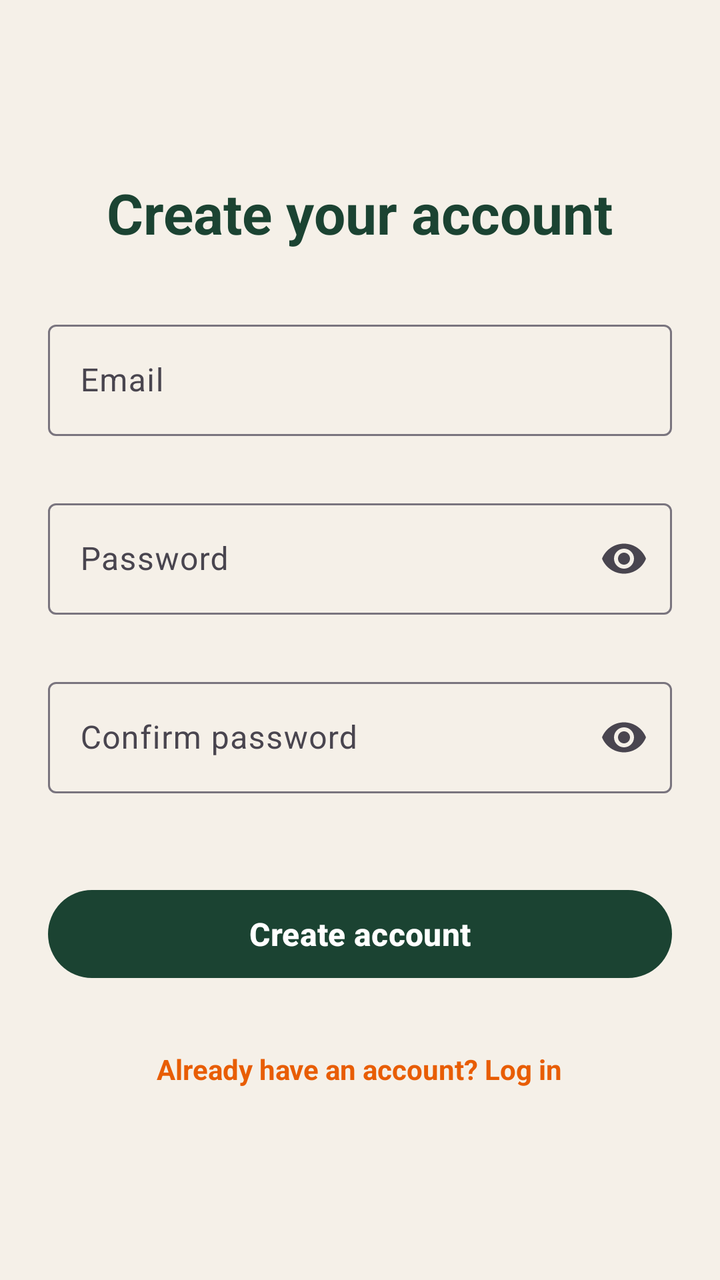
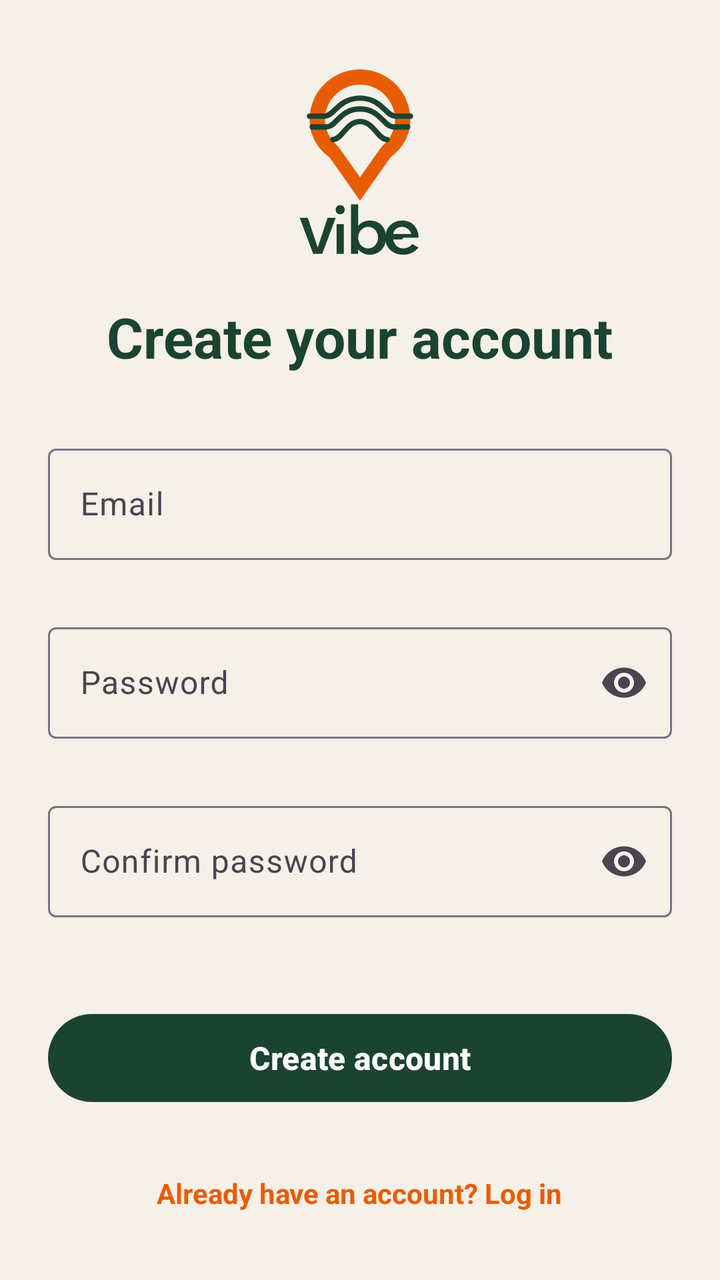

An Android layout rendered at two revisions. The XML below is the earlier revision; the diff shows what the commit changed to produce the second picture.
<!-- AndroidManifest.xml: application theme Theme.Vibe -->
<!-- res/layout/activity_register.xml -->
<?xml version="1.0" encoding="utf-8"?>
<ScrollView xmlns:android="http://schemas.android.com/apk/res/android"
    xmlns:app="http://schemas.android.com/apk/res-auto"
    android:id="@+id/rootScrollView"
    android:layout_width="match_parent"
    android:layout_height="match_parent"
    android:background="@color/vibe_cream"
    android:fillViewport="true">

    <LinearLayout
        android:layout_width="match_parent"
        android:layout_height="wrap_content"
        android:gravity="center"
        android:orientation="vertical"
        android:padding="24dp">

        <TextView
            android:id="@+id/titleTextView"
            android:layout_width="wrap_content"
            android:layout_height="wrap_content"
            android:text="@string/register_title"
            android:textColor="@color/vibe_green"
            android:textSize="28sp"
            android:textStyle="bold" />

        <com.google.android.material.textfield.TextInputLayout
            android:id="@+id/emailInputLayout"
            android:layout_width="match_parent"
            android:layout_height="wrap_content"
            android:layout_marginTop="32dp"
            android:hint="@string/email_label"
            app:errorEnabled="true">

            <com.google.android.material.textfield.TextInputEditText
                android:id="@+id/emailEditText"
                android:layout_width="match_parent"
                android:layout_height="wrap_content"
                android:autofillHints="emailAddress"
                android:imeOptions="actionNext"
                android:inputType="textEmailAddress"
                android:maxLines="1" />
        </com.google.android.material.textfield.TextInputLayout>

        <com.google.android.material.textfield.TextInputLayout
            android:id="@+id/passwordInputLayout"
            android:layout_width="match_parent"
            android:layout_height="wrap_content"
            android:layout_marginTop="8dp"
            android:hint="@string/password_label"
            app:endIconMode="password_toggle"
            app:errorEnabled="true">

            <com.google.android.material.textfield.TextInputEditText
                android:id="@+id/passwordEditText"
                android:layout_width="match_parent"
                android:layout_height="wrap_content"
                android:autofillHints="password"
                android:imeOptions="actionNext"
                android:inputType="textPassword"
                android:maxLines="1" />
        </com.google.android.material.textfield.TextInputLayout>

        <com.google.android.material.textfield.TextInputLayout
            android:id="@+id/confirmPasswordInputLayout"
            android:layout_width="match_parent"
            android:layout_height="wrap_content"
            android:layout_marginTop="8dp"
            android:hint="@string/confirm_password_label"
            app:endIconMode="password_toggle"
            app:errorEnabled="true">

            <com.google.android.material.textfield.TextInputEditText
                android:id="@+id/confirmPasswordEditText"
                android:layout_width="match_parent"
                android:layout_height="wrap_content"
                android:autofillHints="password"
                android:imeOptions="actionDone"
                android:inputType="textPassword"
                android:maxLines="1" />
        </com.google.android.material.textfield.TextInputLayout>

        <com.google.android.material.progressindicator.CircularProgressIndicator
            android:id="@+id/progressIndicator"
            android:layout_width="wrap_content"
            android:layout_height="wrap_content"
            android:layout_marginTop="16dp"
            android:indeterminate="true"
            android:visibility="gone"
            app:indicatorColor="@color/vibe_orange" />

        <com.google.android.material.button.MaterialButton
            android:id="@+id/registerButton"
            style="@style/Widget.Vibe.Button.Primary"
            android:layout_width="match_parent"
            android:layout_height="wrap_content"
            android:layout_marginTop="24dp"
            android:text="@string/register_button" />

        <TextView
            android:id="@+id/goToLoginTextView"
            android:layout_width="wrap_content"
            android:layout_height="wrap_content"
            android:layout_marginTop="24dp"
            android:padding="8dp"
            android:text="@string/go_to_login"
            android:textColor="@color/vibe_orange"
            android:textSize="14sp"
            android:textStyle="bold" />

    </LinearLayout>
</ScrollView>
<!-- resources referenced by this layout -->
<resources>
  <color name="vibe_cream">#F5F0E8</color>
  <color name="vibe_green">#1B4332</color>
  <color name="vibe_orange">#E85D04</color>
  <string name="confirm_password_label">Confirm password</string>
  <string name="email_label">Email</string>
  <string name="go_to_login">Already have an account? Log in</string>
  <string name="password_label">Password</string>
  <string name="register_button">Create account</string>
  <string name="register_title">Create your account</string>
  <style name="Widget.Vibe.Button.Primary" parent="Widget.Material3.Button">
          <item name="backgroundTint">@color/vibe_green</item>
          <item name="android:textColor">@color/white</item>
          <item name="android:textSize">16sp</item>
          <item name="android:textStyle">bold</item>
          <item name="cornerRadius">24dp</item>
          <item name="android:minHeight">52dp</item>
      </style>
  <style name="Theme.Vibe" parent="Base.Theme.Vibe" />
  <color name="white">#FFFFFF</color>
  <style name="Base.Theme.Vibe" parent="Theme.Material3.Light.NoActionBar">
          <item name="colorPrimary">@color/vibe_green</item>
          <item name="colorOnPrimary">@color/white</item>
          <item name="colorSecondary">@color/vibe_orange</item>
          <item name="android:colorBackground">@color/vibe_cream</item>
          <item name="colorSurface">@color/vibe_cream</item>
          <item name="colorError">@color/vibe_error</item>
  
          <item name="android:statusBarColor">@android:color/transparent</item>
          <item name="android:windowLightStatusBar">true</item>
  
          <item name="textInputStyle">@style/Widget.Material3.TextInputLayout.OutlinedBox</item>
      </style>
  <color name="vibe_error">#B3261E</color>
</resources>

<!-- the commit's change to res/layout/activity_register.xml (unified diff, before → after) -->
@@ -13,6 +13,14 @@
         android:gravity="center"
         android:orientation="vertical"
         android:padding="24dp">
+
+        <ImageView
+            android:id="@+id/logoImageView"
+            android:layout_width="90dp"
+            android:layout_height="108dp"
+            android:layout_marginBottom="16dp"
+            android:contentDescription="@string/app_name"
+            android:src="@drawable/ic_vibe_logo" />
 
         <TextView
             android:id="@+id/titleTextView"
<!-- resource entries referenced after the edit -->
@@ -3,6 +3,8 @@
   <color name="vibe_cream">#F5F0E8</color>
   <color name="vibe_green">#1B4332</color>
   <color name="vibe_orange">#E85D04</color>
+  <!-- drawable ic_vibe_logo: vector/xml drawable (drawable, 2494 chars, omitted) -->
+  <string name="app_name">Vibe</string>
   <string name="confirm_password_label">Confirm password</string>
   <string name="email_label">Email</string>
   <string name="go_to_login">Already have an account? Log in</string>
